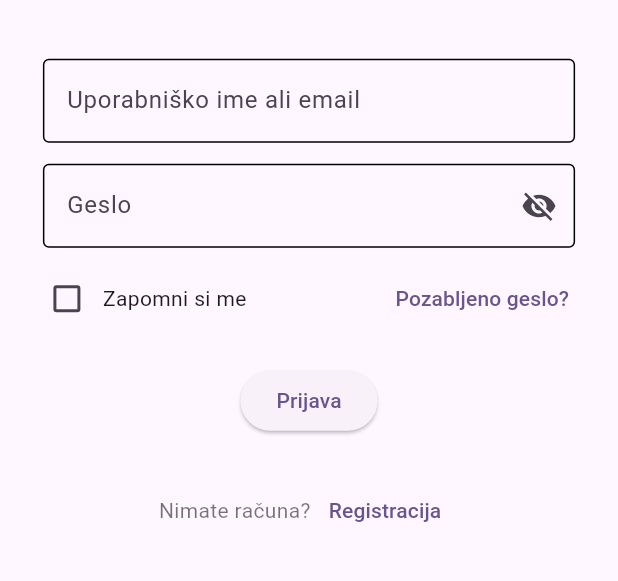
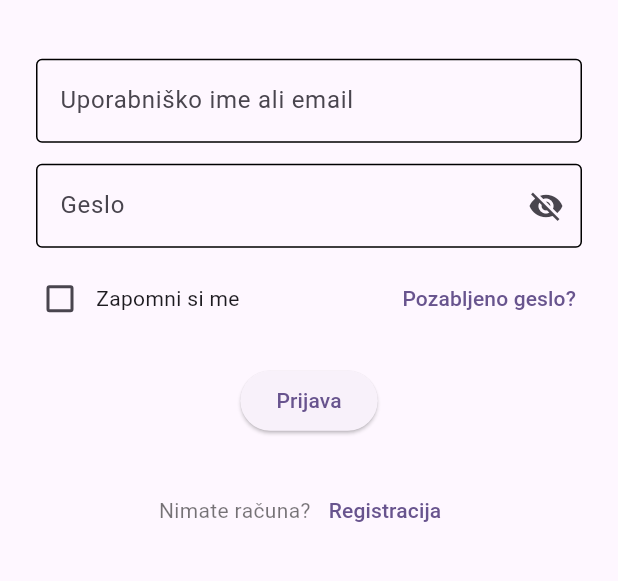
Before and after one commit to SloveniaEngineering/laguna-frontend, a Flutter app: the screen it shows after launch, on a phone screen of 412 x 824 dp, the part 377-958 px from its top. Run offline on Flutter 3.47's test engine with Material 2 defaults, Android fonts, the light colour scheme and no system bars; our stand-ins replace flutter_hooks, flutter_riverpod, freezed_annotation, go_router, hooks_riverpod, jwt_decoder and 2 more; missing offline and left inert: dart:js_util, flutter_adaptive_scaffold; generated files the repository leaves out were written again.

Commit message:
fixed overflow for login screen

```diff
--- a/lib/ui/screens/landing/loginScreen/loginScreen.dart
+++ b/lib/ui/screens/landing/loginScreen/loginScreen.dart
@@ -30,6 +30,19 @@ class _LoginScreenState extends ConsumerState<LoginScreen> {
           double screenWidth = constraints.maxWidth;
           double screenHeight = constraints.maxHeight;
           bool isWideScreen = screenWidth > 700;
+          if (screenHeight < 550) {
+            return SingleChildScrollView(
+                child: _generateForm(
+                    screenWidth, screenHeight, isWideScreen, context));
+          }
+          return _generateForm(
+              screenWidth, screenHeight, isWideScreen, context);
+        },
+      ),
+    );
+  }
+
+  Form _generateForm(double screenWidth, double screenHeight, bool isWideScreen, BuildContext context) {
     return Form(
           key: formKey,
           child: LandingBox(
@@ -50,7 +63,7 @@ class _LoginScreenState extends ConsumerState<LoginScreen> {
                     alignment: Alignment.center,
                     child: Container(
                       alignment: Alignment.center,
-                        width: isWideScreen ? screenWidth * 0.25 : null,
+                      width: isWideScreen ? 400 : null,
                       child: Column(
                         crossAxisAlignment: CrossAxisAlignment.center,
                         mainAxisAlignment: MainAxisAlignment.center,
@@ -157,8 +170,5 @@ class _LoginScreenState extends ConsumerState<LoginScreen> {
             ),
           ),
         );
-        },
-      ),
-    );
   }
 }
--- a/lib/ui/widgets/landingBox.dart
+++ b/lib/ui/widgets/landingBox.dart
@@ -29,6 +29,7 @@ class LandingBox extends StatelessWidget {
       alignment: Alignment.center,
       child: Container(
         padding: const EdgeInsets.fromLTRB(10, 40, 10, 40),
+        width: isWideScreen ? 400 : 400,
         decoration: isWideScreen
             ? BoxDecoration(
                 shape: BoxShape.rectangle,
@@ -49,13 +50,7 @@ class LandingBox extends StatelessWidget {
                 ],
               )
             : null,
-        child: SizedBox(
-          width: isWideScreen ? screenWidth * 0.3 : screenWidth * 0.9,
-          //height: isWideScreen ? screenHeight * 0.55 : null,
-          child: IntrinsicHeight(
-            child: child,
-          ),
-        ),
+        child: IntrinsicHeight(child: child),
       ),
     );
   }
```
Lines whose indentation alone changed are shown as unchanged.
